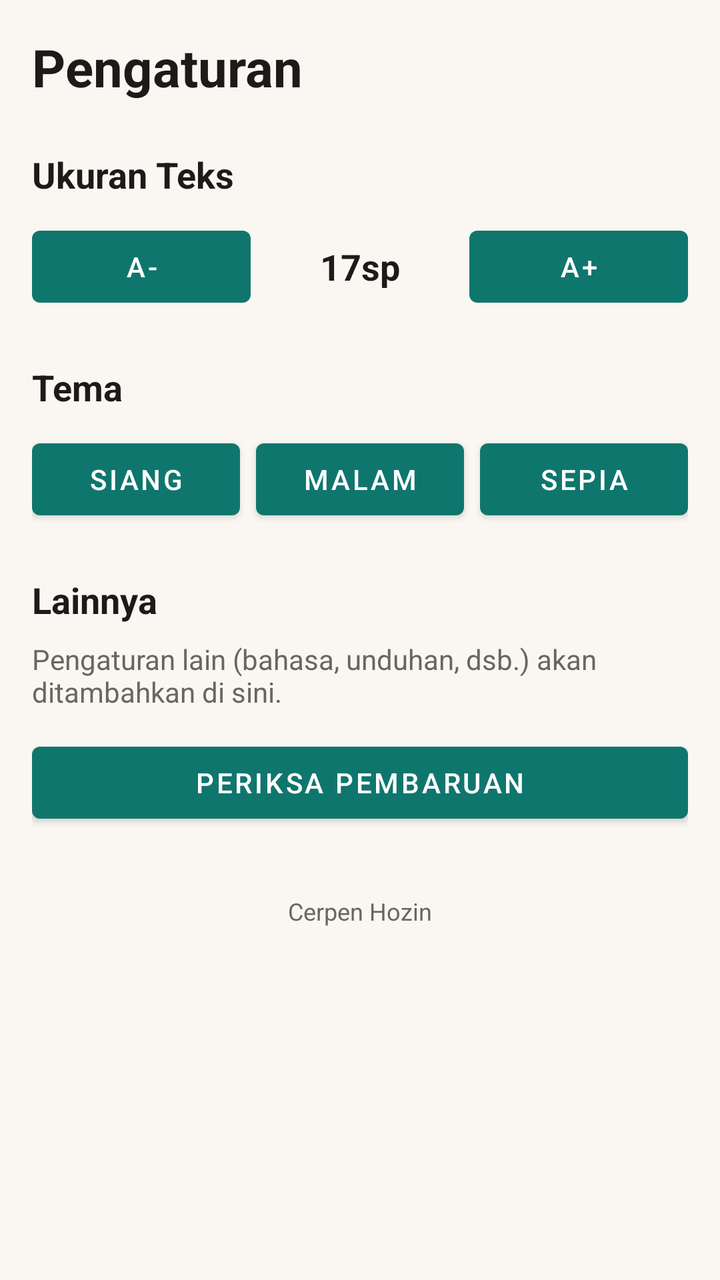
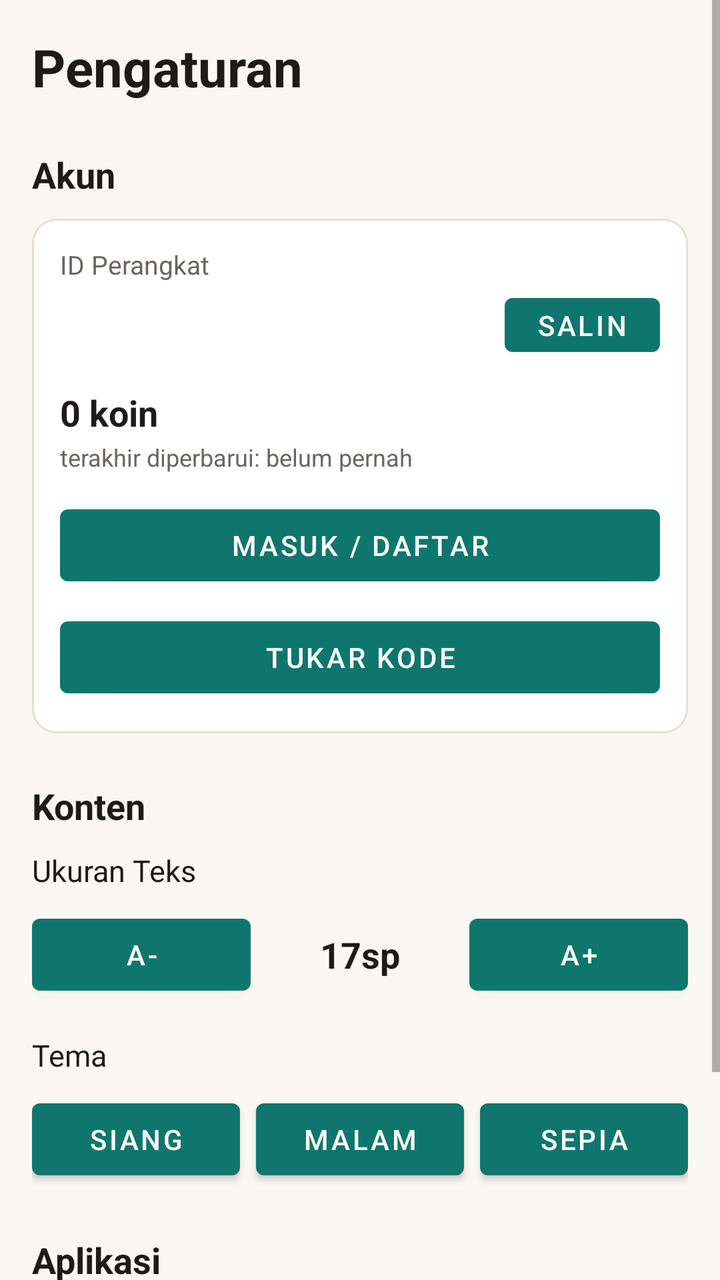

Compare the two renders of this Android layout. The source of the first and the diff that turns it into the second are given below.
<!-- AndroidManifest.xml: application theme Theme.CerpenHozin -->
<!-- res/layout/activity_settings.xml -->
<?xml version="1.0" encoding="utf-8"?>
<ScrollView xmlns:android="http://schemas.android.com/apk/res/android"
    android:layout_width="match_parent"
    android:layout_height="match_parent"
    android:background="@color/paper"
    android:fillViewport="true">

    <LinearLayout
        android:id="@+id/settings_root"
        android:layout_width="match_parent"
        android:layout_height="wrap_content"
        android:orientation="vertical"
        android:padding="16dp">

        <TextView
            android:id="@+id/settings_title"
            android:layout_width="wrap_content"
            android:layout_height="wrap_content"
            android:text="Pengaturan"
            android:textColor="@color/ink"
            android:textSize="26sp"
            android:textStyle="bold" />

        <TextView
            android:layout_width="wrap_content"
            android:layout_height="wrap_content"
            android:layout_marginTop="24dp"
            android:text="Ukuran Teks"
            android:textColor="@color/ink"
            android:textSize="18sp"
            android:textStyle="bold" />

        <LinearLayout
            android:layout_width="match_parent"
            android:layout_height="wrap_content"
            android:layout_marginTop="10dp"
            android:orientation="horizontal">

            <Button
                android:id="@+id/set_smaller"
                android:layout_width="0dp"
                android:layout_height="wrap_content"
                android:layout_weight="1"
                android:text="A-"
                android:textColor="@color/white" />

            <TextView
                android:id="@+id/set_size_value"
                android:layout_width="0dp"
                android:layout_height="wrap_content"
                android:layout_gravity="center"
                android:layout_weight="1"
                android:gravity="center"
                android:text="17sp"
                android:textColor="@color/ink"
                android:textSize="18sp"
                android:textStyle="bold" />

            <Button
                android:id="@+id/set_bigger"
                android:layout_width="0dp"
                android:layout_height="wrap_content"
                android:layout_weight="1"
                android:text="A+"
                android:textColor="@color/white" />
        </LinearLayout>

        <TextView
            android:layout_width="wrap_content"
            android:layout_height="wrap_content"
            android:layout_marginTop="24dp"
            android:text="Tema"
            android:textColor="@color/ink"
            android:textSize="18sp"
            android:textStyle="bold" />

        <LinearLayout
            android:layout_width="match_parent"
            android:layout_height="wrap_content"
            android:layout_marginTop="10dp"
            android:orientation="horizontal">

            <Button
                android:id="@+id/theme_day"
                android:layout_width="0dp"
                android:layout_height="wrap_content"
                android:layout_weight="1"
                android:text="Siang"
                android:textColor="@color/white" />

            <Button
                android:id="@+id/theme_night"
                android:layout_width="0dp"
                android:layout_height="wrap_content"
                android:layout_marginStart="8dp"
                android:layout_weight="1"
                android:text="Malam"
                android:textColor="@color/white" />

            <Button
                android:id="@+id/theme_sepia"
                android:layout_width="0dp"
                android:layout_height="wrap_content"
                android:layout_marginStart="8dp"
                android:layout_weight="1"
                android:text="Sepia"
                android:textColor="@color/white" />
        </LinearLayout>

        <TextView
            android:id="@+id/settings_others_title"
            android:layout_width="wrap_content"
            android:layout_height="wrap_content"
            android:layout_marginTop="24dp"
            android:text="Lainnya"
            android:textColor="@color/ink"
            android:textSize="18sp"
            android:textStyle="bold" />

        <TextView
            android:id="@+id/settings_others_note"
            android:layout_width="wrap_content"
            android:layout_height="wrap_content"
            android:layout_marginTop="8dp"
            android:text="Pengaturan lain (bahasa, unduhan, dsb.) akan ditambahkan di sini."
            android:textColor="@color/muted"
            android:textSize="14sp" />

        
        <Button
            android:id="@+id/set_check_update"
            android:layout_width="match_parent"
            android:layout_height="wrap_content"
            android:layout_marginTop="12dp"
            android:text="Periksa Pembaruan"
            android:textColor="@color/white" />

        
        <TextView
            android:id="@+id/settings_version"
            android:layout_width="wrap_content"
            android:layout_height="wrap_content"
            android:layout_gravity="center"
            android:layout_marginTop="32dp"
            android:text="Cerpen Hozin"
            android:textColor="@color/muted"
            android:textSize="12sp" />

    </LinearLayout>
</ScrollView>
<!-- resources referenced by this layout -->
<resources>
  <color name="ink">#1C1B1A</color>
  <color name="muted">#6B6560</color>
  <color name="paper">#FAF7F2</color>
  <color name="white">#FFFFFF</color>
  <style name="Theme.CerpenHozin" parent="Theme.MaterialComponents.DayNight.NoActionBar">
          <item name="colorPrimary">@color/accent</item>
          <item name="colorPrimaryDark">@color/accent_dark</item>
          <item name="colorAccent">@color/accent</item>
          <item name="android:windowBackground">@color/paper</item>
          <item name="android:textColorPrimary">@color/ink</item>
          <item name="android:textColorSecondary">@color/muted</item>
      </style>
  <color name="accent">#0F766E</color>
  <color name="accent_dark">#0B5E57</color>
</resources>

<!-- the commit's change to res/layout/activity_settings.xml (unified diff, before → after) -->
@@ -21,11 +21,12 @@
             android:textSize="26sp"
             android:textStyle="bold" />
 
+        
         <TextView
             android:layout_width="wrap_content"
             android:layout_height="wrap_content"
             android:layout_marginTop="24dp"
-            android:text="Ukuran Teks"
+            android:text="Akun"
             android:textColor="@color/ink"
             android:textSize="18sp"
             android:textStyle="bold" />
@@ -34,6 +35,221 @@
             android:layout_width="match_parent"
             android:layout_height="wrap_content"
             android:layout_marginTop="10dp"
+            android:background="@drawable/card_bg"
+            android:orientation="vertical"
+            android:padding="14dp">
+
+            <TextView
+                android:layout_width="wrap_content"
+                android:layout_height="wrap_content"
+                android:text="ID Perangkat"
+                android:textColor="@color/muted"
+                android:textSize="13sp" />
+
+            <LinearLayout
+                android:layout_width="match_parent"
+                android:layout_height="wrap_content"
+                android:layout_marginTop="2dp"
+                android:orientation="horizontal">
+
+                <TextView
+                    android:id="@+id/acc_device_id_value"
+                    android:layout_width="0dp"
+                    android:layout_height="wrap_content"
+                    android:layout_gravity="center_vertical"
+                    android:layout_weight="1"
+                    android:textColor="@color/ink"
+                    android:textSize="14sp" />
+
+                <Button
+                    android:id="@+id/acc_device_id_copy"
+                    android:layout_width="wrap_content"
+                    android:layout_height="wrap_content"
+                    android:minWidth="0dp"
+                    android:minHeight="0dp"
+                    android:text="Salin"
+                    android:textColor="@color/white" />
+            </LinearLayout>
+
+            <LinearLayout
+                android:id="@+id/acc_account_row"
+                android:layout_width="match_parent"
+                android:layout_height="wrap_content"
+                android:layout_marginTop="12dp"
+                android:orientation="vertical"
+                android:visibility="gone">
+
+                <TextView
+                    android:layout_width="wrap_content"
+                    android:layout_height="wrap_content"
+                    android:text="ID Akun"
+                    android:textColor="@color/muted"
+                    android:textSize="13sp" />
+
+                <LinearLayout
+                    android:layout_width="match_parent"
+                    android:layout_height="wrap_content"
+                    android:layout_marginTop="2dp"
+                    android:orientation="horizontal">
+
+                    <TextView
+                        android:id="@+id/acc_account_id_value"
+                        android:layout_width="0dp"
+                        android:layout_height="wrap_content"
+                        android:layout_gravity="center_vertical"
+                        android:layout_weight="1"
+                        android:textColor="@color/ink"
+                        android:textSize="14sp" />
+
+                    <Button
+                        android:id="@+id/acc_account_id_copy"
+                        android:layout_width="wrap_content"
+                        android:layout_height="wrap_content"
+                        android:minWidth="0dp"
+                        android:minHeight="0dp"
+                        android:text="Salin"
+                        android:textColor="@color/white" />
+                </LinearLayout>
+
+                <TextView
+                    android:id="@+id/acc_username"
+                    android:layout_width="wrap_content"
+                    android:layout_height="wrap_content"
+                    android:layout_marginTop="8dp"
+                    android:textColor="@color/ink"
+                    android:textSize="15sp"
+                    android:textStyle="bold" />
+            </LinearLayout>
+
+            <TextView
+                android:id="@+id/acc_balance"
+                android:layout_width="wrap_content"
+                android:layout_height="wrap_content"
+                android:layout_marginTop="12dp"
+                android:text="0 koin"
+                android:textColor="@color/ink"
+                android:textSize="18sp"
+                android:textStyle="bold" />
+
+            <TextView
+                android:id="@+id/acc_balance_updated"
+                android:layout_width="wrap_content"
+                android:layout_height="wrap_content"
+                android:layout_marginTop="2dp"
+                android:text="terakhir diperbarui: belum pernah"
+                android:textColor="@color/muted"
+                android:textSize="12sp" />
+
+            <TextView
+                android:id="@+id/acc_vip"
+                android:layout_width="wrap_content"
+                android:layout_height="wrap_content"
+                android:layout_marginTop="6dp"
+                android:textColor="@color/accent"
+                android:textSize="14sp"
+                android:visibility="gone" />
+
+            <Button
+                android:id="@+id/acc_login_button"
+                android:layout_width="match_parent"
+                android:layout_height="wrap_content"
+                android:layout_marginTop="12dp"
+                android:text="Masuk / Daftar"
+                android:textColor="@color/white" />
+
+            <Button
+                android:id="@+id/acc_redeem_button"
+                android:layout_width="match_parent"
+                android:layout_height="wrap_content"
+                android:layout_marginTop="8dp"
+                android:text="Tukar Kode"
+                android:textColor="@color/white" />
+
+            <Button
+                android:id="@+id/acc_logout_button"
+                android:layout_width="match_parent"
+                android:layout_height="wrap_content"
+                android:layout_marginTop="8dp"
+                android:text="Keluar"
+                android:textColor="@color/white"
+                android:visibility="gone" />
+
+            <LinearLayout
+                android:id="@+id/acc_privacy_row"
+                android:layout_width="match_parent"
+                android:layout_height="wrap_content"
+                android:layout_marginTop="12dp"
+                android:gravity="center_vertical"
+                android:orientation="horizontal"
+                android:visibility="gone">
+
+                <TextView
+                    android:layout_width="0dp"
+                    android:layout_height="wrap_content"
+                    android:layout_weight="1"
+                    android:text="Sembunyikan saya dari papan peringkat"
+                    android:textColor="@color/ink"
+                    android:textSize="14sp" />
+
+                <Switch
+                    android:id="@+id/acc_privacy_switch"
+                    android:layout_width="wrap_content"
+                    android:layout_height="wrap_content" />
+            </LinearLayout>
+        </LinearLayout>
+
+        
+        <LinearLayout
+            android:id="@+id/acc_donate_row"
+            android:layout_width="match_parent"
+            android:layout_height="wrap_content"
+            android:layout_marginTop="10dp"
+            android:background="@drawable/card_bg"
+            android:clickable="true"
+            android:focusable="true"
+            android:orientation="vertical"
+            android:padding="14dp"
+            android:visibility="gone">
+
+            <TextView
+                android:layout_width="wrap_content"
+                android:layout_height="wrap_content"
+                android:text="Dukung kreator"
+                android:textColor="@color/ink"
+                android:textSize="15sp"
+                android:textStyle="bold" />
+
+            <TextView
+                android:layout_width="wrap_content"
+                android:layout_height="wrap_content"
+                android:layout_marginTop="2dp"
+                android:text="Dukungan sukarela lewat Saweria"
+                android:textColor="@color/muted"
+                android:textSize="13sp" />
+        </LinearLayout>
+
+        
+        <TextView
+            android:layout_width="wrap_content"
+            android:layout_height="wrap_content"
+            android:layout_marginTop="24dp"
+            android:text="Konten"
+            android:textColor="@color/ink"
+            android:textSize="18sp"
+            android:textStyle="bold" />
+
+        <TextView
+            android:layout_width="wrap_content"
+            android:layout_height="wrap_content"
+            android:layout_marginTop="10dp"
+            android:text="Ukuran Teks"
+            android:textColor="@color/ink"
+            android:textSize="15sp" />
+
+        <LinearLayout
+            android:layout_width="match_parent"
+            android:layout_height="wrap_content"
+            android:layout_marginTop="8dp"
             android:orientation="horizontal">
 
             <Button
@@ -68,70 +284,60 @@
         <TextView
             android:layout_width="wrap_content"
             android:layout_height="wrap_content"
+            android:layout_marginTop="16dp"
+            android:text="Tema"
+            android:textColor="@color/ink"
+            android:textSize="15sp" />
+
+        <LinearLayout
+            android:layout_width="match_parent"
+            android:layout_height="wrap_content"
+            android:layout_marginTop="8dp"
+            android:orientation="horizontal">
+
+            <Button
+                android:id="@+id/theme_day"
+                android:layout_width="0dp"
+                android:layout_height="wrap_content"
+                android:layout_weight="1"
+                android:text="Siang"
+                android:textColor="@color/white" />
+
+            <Button
+                android:id="@+id/theme_night"
+                android:layout_width="0dp"
+                android:layout_height="wrap_content"
+                android:layout_marginStart="8dp"
+                android:layout_weight="1"
+                android:text="Malam"
+                android:textColor="@color/white" />
+
+            <Button
+                android:id="@+id/theme_sepia"
+                android:layout_width="0dp"
+                android:layout_height="wrap_content"
+                android:layout_marginStart="8dp"
+                android:layout_weight="1"
+                android:text="Sepia"
+                android:textColor="@color/white" />
+        </LinearLayout>
+
+        
+        <TextView
+            android:layout_width="wrap_content"
+            android:layout_height="wrap_content"
             android:layout_marginTop="24dp"
-            android:text="Tema"
+            android:text="Aplikasi"
             android:textColor="@color/ink"
             android:textSize="18sp"
             android:textStyle="bold" />
 
-        <LinearLayout
-            android:layout_width="match_parent"
-            android:layout_height="wrap_content"
-            android:layout_marginTop="10dp"
-            android:orientation="horizontal">
-
-            <Button
-                android:id="@+id/theme_day"
-                android:layout_width="0dp"
-                android:layout_height="wrap_content"
-                android:layout_weight="1"
-                android:text="Siang"
-                android:textColor="@color/white" />
-
-            <Button
-                android:id="@+id/theme_night"
-                android:layout_width="0dp"
-                android:layout_height="wrap_content"
-                android:layout_marginStart="8dp"
-                android:layout_weight="1"
-                android:text="Malam"
-                android:textColor="@color/white" />
-
-            <Button
-                android:id="@+id/theme_sepia"
-                android:layout_width="0dp"
-                android:layout_height="wrap_content"
-                android:layout_marginStart="8dp"
-                android:layout_weight="1"
-                android:text="Sepia"
-                android:textColor="@color/white" />
-        </LinearLayout>
-
-        <TextView
-            android:id="@+id/settings_others_title"
-            android:layout_width="wrap_content"
-            android:layout_height="wrap_content"
-            android:layout_marginTop="24dp"
-            android:text="Lainnya"
-            android:textColor="@color/ink"
-            android:textSize="18sp"
-            android:textStyle="bold" />
-
-        <TextView
-            android:id="@+id/settings_others_note"
-            android:layout_width="wrap_content"
-            android:layout_height="wrap_content"
-            android:layout_marginTop="8dp"
-            android:text="Pengaturan lain (bahasa, unduhan, dsb.) akan ditambahkan di sini."
-            android:textColor="@color/muted"
-            android:textSize="14sp" />
-
         
         <Button
             android:id="@+id/set_check_update"
             android:layout_width="match_parent"
             android:layout_height="wrap_content"
-            android:layout_marginTop="12dp"
+            android:layout_marginTop="10dp"
             android:text="Periksa Pembaruan"
             android:textColor="@color/white" />
 
<!-- resource entries referenced after the edit -->
@@ -4,6 +4,14 @@
   <color name="muted">#6B6560</color>
   <color name="paper">#FAF7F2</color>
   <color name="white">#FFFFFF</color>
+  <!-- drawable card_bg (drawable) -->
+  <?xml version="1.0" encoding="utf-8"?>
+  <shape xmlns:android="http://schemas.android.com/apk/res/android"
+      android:shape="rectangle">
+      <solid android:color="@color/card" />
+      <stroke android:width="1dp" android:color="@color/card_border" />
+      <corners android:radius="12dp" />
+  </shape>
   <style name="Theme.CerpenHozin" parent="Theme.MaterialComponents.DayNight.NoActionBar">
           <item name="colorPrimary">@color/accent</item>
           <item name="colorPrimaryDark">@color/accent_dark</item>
@@ -12,6 +20,8 @@
           <item name="android:textColorPrimary">@color/ink</item>
           <item name="android:textColorSecondary">@color/muted</item>
       </style>
+  <color name="card">#FFFFFF</color>
+  <color name="card_border">#E5DFD6</color>
   <color name="accent">#0F766E</color>
   <color name="accent_dark">#0B5E57</color>
 </resources>
